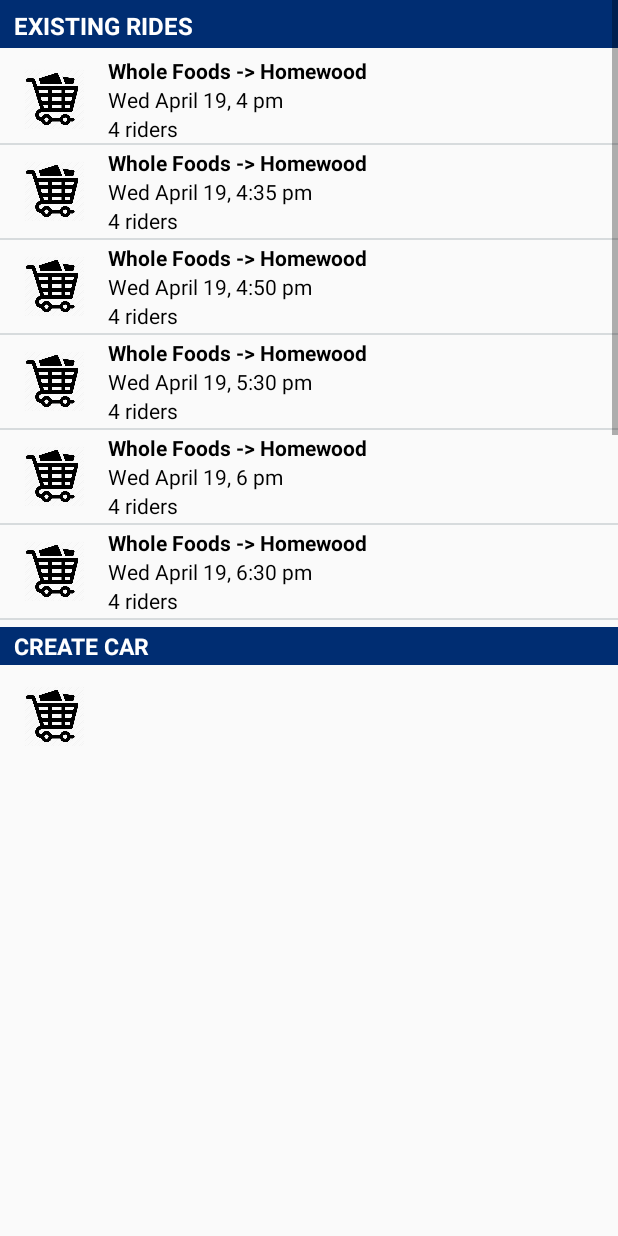
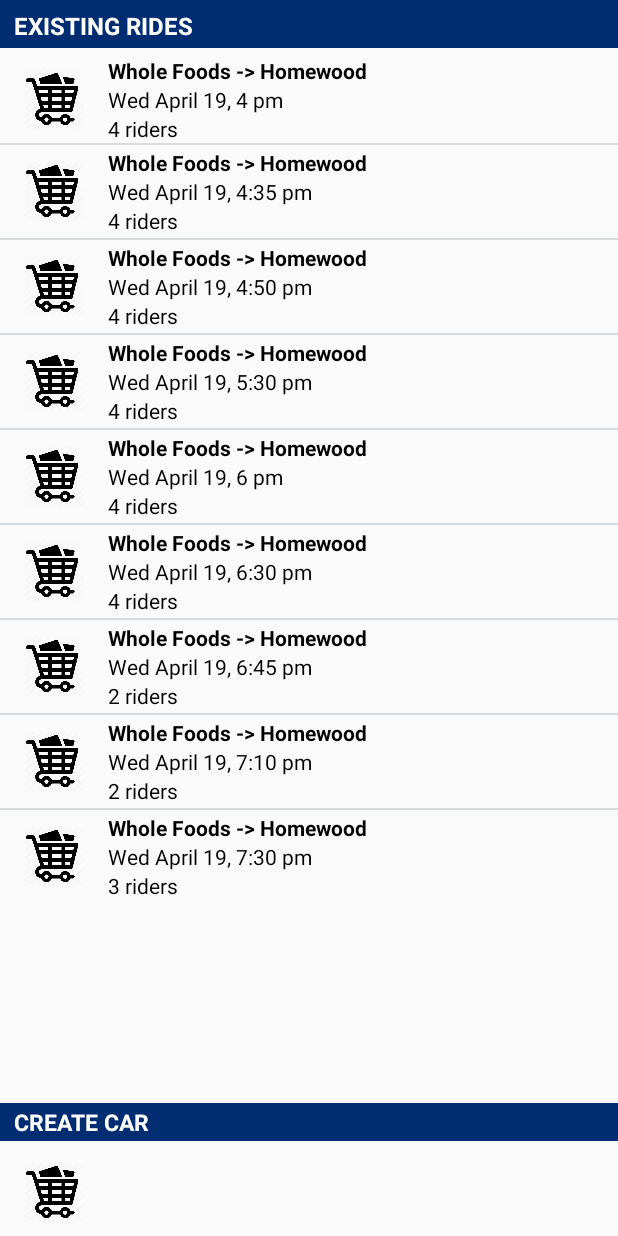
Before and after one commit to szappone/jhupool, an Android app: the layout activity_find_ride_results.xml on its own in the app's theme, with its tools: preview values and no code run, on a phone screen of 412 x 824 dp. Run offline under Robolectric (Android 15) with nearby library versions, the phone set to English and light mode, and no system bars.

Commit message:
fixed layout so works for all screens

```diff
--- a/app/src/main/res/layout/activity_find_ride_results.xml
+++ b/app/src/main/res/layout/activity_find_ride_results.xml
@@ -2,12 +2,14 @@
 <LinearLayout xmlns:android="http://schemas.android.com/apk/res/android"
     android:layout_width="fill_parent"
     android:layout_height="fill_parent"
+    android:weightSum="1"
     android:orientation="vertical">
 
     <!-- scrolling top pane -->
     <ScrollView
         android:layout_width="fill_parent"
-        android:layout_height="418dp">
+        android:layout_weight="1"
+        android:layout_height="0dp">
 
         <LinearLayout
             android:layout_width="fill_parent"
@@ -504,8 +506,8 @@
     <!-- non-scrolling bottom pane -->
     <LinearLayout
         android:layout_width="fill_parent"
-        android:layout_height="0dp"
-        android:layout_weight="1"
+        android:layout_height="wrap_content"
+        android:layout_gravity="bottom"
         android:orientation="vertical">
 
         <TextView
@@ -523,6 +525,7 @@
         <LinearLayout
             android:layout_width="fill_parent"
             android:layout_height="wrap_content"
+            android:layout_gravity="bottom"
             android:orientation="horizontal"
             android:onClick="createCar"
             android:paddingTop="5dp">
```
